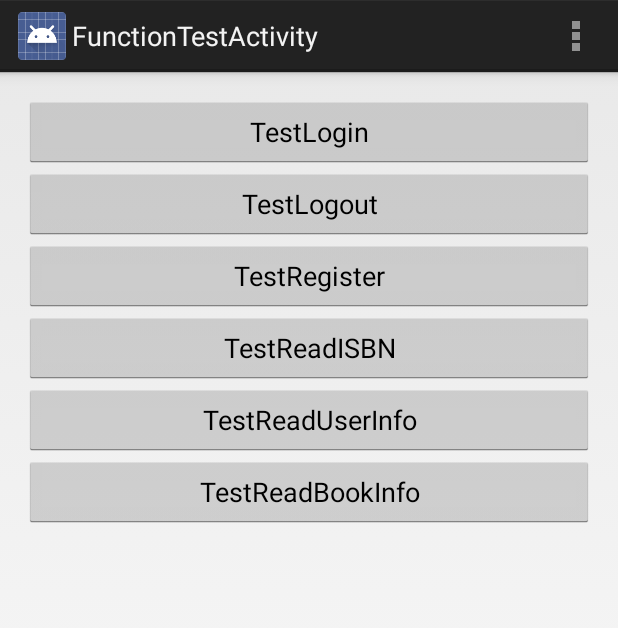
After one commit to narakai/client_android, an Android app: the FunctionTestActivity screen opened directly, with no data from a screen before it, on a phone screen of 412 x 824 dp. The commit adds this screen. Shown: the top 628 px of the screen. Run offline under Robolectric (Android 15) with nearby library versions, the phone set to English and light mode, and no system bars.

Commit message:
1.添加测试用activity，以及部分测试文字资源。

```diff
--- a/app/src/main/AndroidManifest.xml
+++ b/app/src/main/AndroidManifest.xml
@@ -19,14 +19,21 @@
 
                 <category android:name="android.intent.category.LAUNCHER" />
             </intent-filter>
+
         </activity>
-
         <activity
             android:name=".activity.ScanISBNCodeActivity"
             android:configChanges="orientation|keyboardHidden"
             android:screenOrientation="portrait"
             android:windowSoftInputMode="stateAlwaysHidden" >
         </activity>
+        <activity
+            android:name=".activity.FunctionTestActivity"
+            android:label="@string/title_activity_function_test"
+            >
+
+
+        </activity>
     </application>
 
 </manifest>
--- /dev/null
+++ b/app/src/main/java/com/yobook/activity/FunctionTestActivity.java
@@ -0,0 +1,91 @@
+package com.yobook.activity;
+
+import android.app.Activity;
+import android.content.DialogInterface;
+import android.os.Bundle;
+import android.view.Menu;
+import android.view.MenuItem;
+import android.view.View;
+import android.widget.TextView;
+
+import com.yobook.R;
+
+public class FunctionTestActivity extends BaseActivity {
+    //用于显示当前的输出结果。
+    TextView mOutput = null;
+
+    @Override
+    protected void onCreate(Bundle savedInstanceState) {
+        super.onCreate(savedInstanceState);
+        setContentView(R.layout.test_activity_function);
+        initViews();
+    }
+
+    private void initViews() {
+        View testLoginView = findViewById(R.id.testLogin);
+        View testLogoutView = findViewById(R.id.testLogout);
+
+        testLoginView.setOnClickListener(mClickListener);
+        testLogoutView.setOnClickListener(mClickListener);
+
+
+        mOutput = (TextView)findViewById(R.id.output);
+
+    }
+
+    public View.OnClickListener mClickListener = new View.OnClickListener(){
+
+        @Override
+        public void onClick(View v) {
+            switch(v.getId()) {
+                case R.id.testLogin:
+                    updateCurrentOutput("TestLogin", true);
+                    break;
+                case R.id.testLogout:
+                    break;
+            }
+        }
+    };
+
+    /*
+    *
+    * 将输出结果打印在屏幕上，根据自己需求，选择是否重置输出结果。
+    *
+    * */
+    private void updateCurrentOutput(String message, boolean append) {
+        if(null != mOutput) {
+            StringBuilder sb = new StringBuilder(100);
+            if(append) {
+                sb.append(mOutput.getText());
+            }
+
+
+            sb.append(message);
+            sb.append("\n");
+            mOutput.setText(sb.toString());
+        }
+    }
+
+
+    @Override
+    public boolean onCreateOptionsMenu(Menu menu) {
+        // Inflate the menu; this adds items to the action bar if it is present.
+        getMenuInflater().inflate(R.menu.menu_function_test, menu);
+        return true;
+    }
+
+    @Override
+    public boolean onOptionsItemSelected(MenuItem item) {
+        // Handle action bar item clicks here. The action bar will
+        // automatically handle clicks on the Home/Up button, so long
+        // as you specify a parent activity in AndroidManifest.xml.
+        int id = item.getItemId();
+
+        //noinspection SimplifiableIfStatement
+        if (id == R.id.action_settings) {
+            return true;
+        }
+
+        return super.onOptionsItemSelected(item);
+    }
+}
--- /dev/null
+++ b/app/src/main/res/layout/test_activity_function.xml
@@ -0,0 +1,64 @@
+<RelativeLayout xmlns:android="http://schemas.android.com/apk/res/android"
+    xmlns:tools="http://schemas.android.com/tools"
+    android:layout_width="match_parent"
+    android:layout_height="match_parent"
+    android:paddingBottom="@dimen/activity_vertical_margin"
+    android:paddingLeft="@dimen/activity_horizontal_margin"
+    android:paddingRight="@dimen/activity_horizontal_margin"
+    android:paddingTop="@dimen/activity_vertical_margin"
+    tools:context="com.yobook.activity.FunctionTestActivity">
+
+    <LinearLayout
+        android:id="@+id/functionLayout"
+        android:layout_width="match_parent"
+        android:layout_height="wrap_content"
+        android:orientation="vertical">
+        <Button
+            android:layout_width="match_parent"
+            android:layout_height="wrap_content"
+            android:id="@+id/testLogin"
+            android:text="@string/test_login"
+            />
+        <Button
+            android:layout_width="match_parent"
+            android:layout_height="wrap_content"
+            android:id="@+id/testLogout"
+            android:text="@string/test_logout"
+            />
+        <Button
+            android:layout_width="match_parent"
+            android:layout_height="wrap_content"
+            android:text="@string/test_register"
+            />
+        <Button
+            android:layout_width="match_parent"
+            android:layout_height="wrap_content"
+            android:text="@string/test_readISBN"
+            />
+        <Button
+            android:layout_width="match_parent"
+            android:layout_height="wrap_content"
+            android:text="@string/test_readUserInfo"
+            />
+        <Button
+            android:layout_width="match_parent"
+            android:layout_height="wrap_content"
+            android:text="@string/test_readBookInfo"
+            />
+
+    </LinearLayout>
+
+    <ScrollView
+        android:layout_width="match_parent"
+        android:layout_height="match_parent"
+        android:layout_below="@id/functionLayout"
+        >
+
+        <TextView
+            android:id="@+id/output"
+            android:layout_width="match_parent"
+            android:layout_height="wrap_content" />
+
+    </ScrollView>
+
+</RelativeLayout>
--- /dev/null
+++ b/app/src/main/res/menu/menu_function_test.xml
@@ -0,0 +1,6 @@
+<menu xmlns:android="http://schemas.android.com/apk/res/android"
+    xmlns:tools="http://schemas.android.com/tools"
+    tools:context="com.yobook.activity.FunctionTestActivity">
+    <item android:id="@+id/action_settings" android:title="@string/action_settings"
+        android:orderInCategory="100" android:showAsAction="never" />
+</menu>
--- a/app/src/main/res/values/strings.xml
+++ b/app/src/main/res/values/strings.xml
@@ -12,5 +12,17 @@
     <string name="action_scan">Scan</string>
 
     <string name="scan_text">请对准书的ISBN码</string>
+    <string name="title_activity_function_test">FunctionTestActivity</string>
+
+    <string name="hello_world">Hello world!</string>
+
+    <!-- the value below used in test function -->
+    <string name="test_login">TestLogin</string>
+    <string name="test_logout">TestLogout</string>
+    <string name="test_register">TestRegister</string>
+    <string name="test_readISBN">TestReadISBN</string>
+    <string name="test_readBookInfo">TestReadBookInfo</string>
+    <string name="test_readUserInfo">TestReadUserInfo</string>
+
 
 </resources>
```
